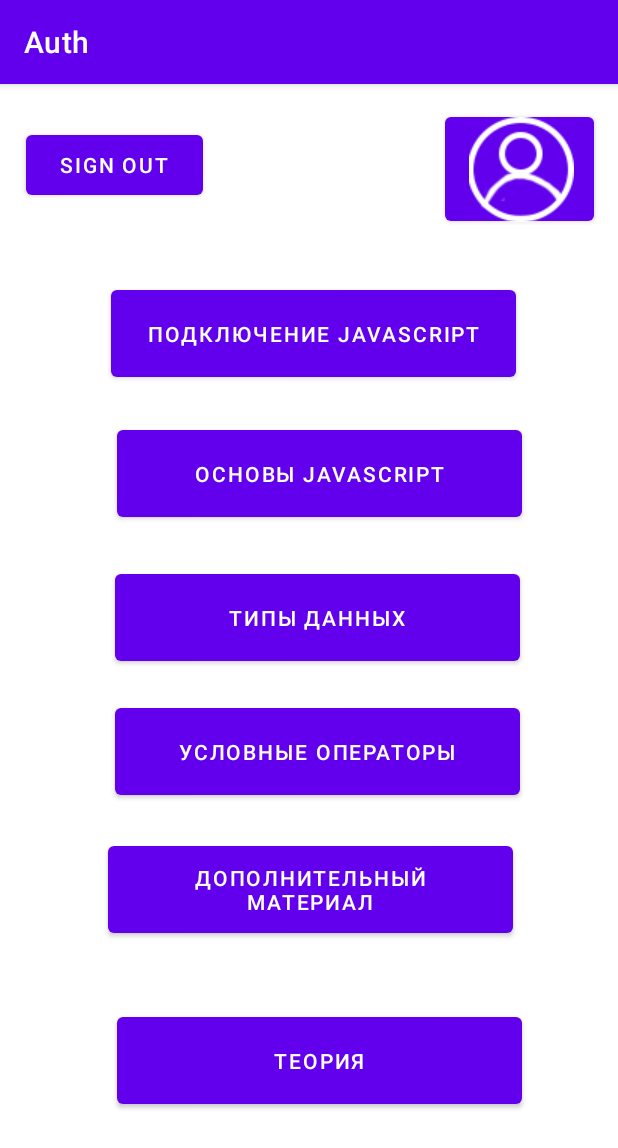
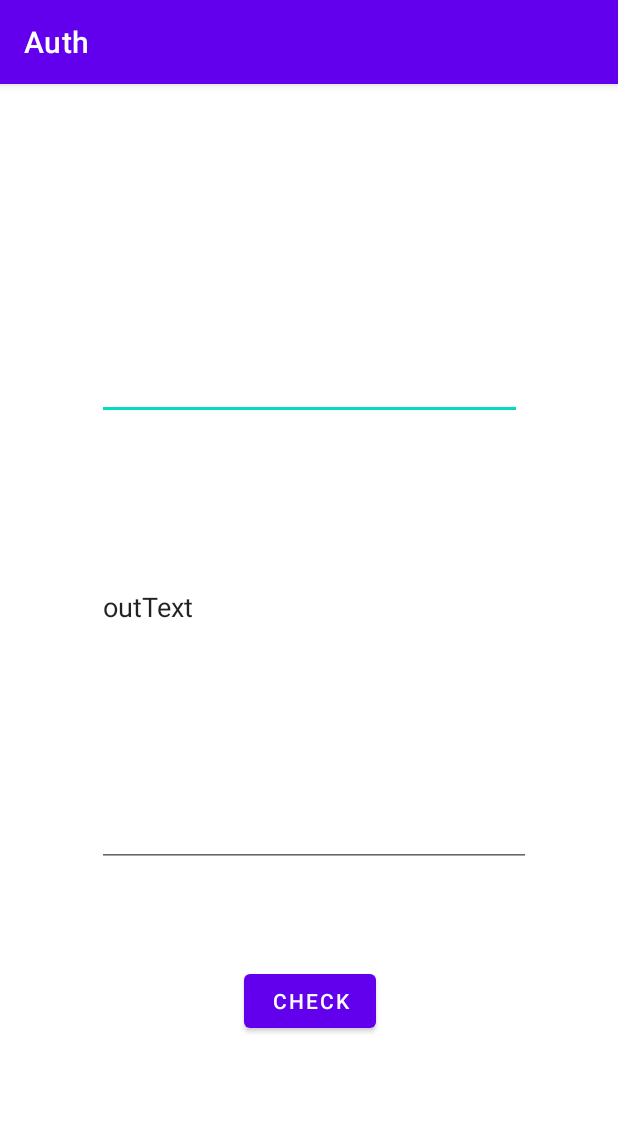
Before and after one commit to GTkatya/Auth, an Android app: the TaskActivity screen opened directly, with no data from a screen before it, after a tap on "ТЕОРИЯ", on a phone screen of 412 x 824 dp. Shown: the top 1148 px of the screen. Run offline under Robolectric (Android 15) with nearby library versions, the phone set to English and light mode, and no system bars; our stand-ins replace Firebase (no records; nobody signed in at launch, a user with empty details on screens opened directly).

Commit message:
multiline without interface(refactoring constrains)

```diff
--- a/app/src/main/java/company/auth/RunJscript.java
+++ b/app/src/main/java/company/auth/RunJscript.java
@@ -17,5 +17,14 @@ public class RunJscript extends AppCompatActivity {
         super.onCreate(savedInstanceState);
         setContentView(R.layout.activity_run_jscript);
     }
+    public void clickHandler(View view) {
+        EditText input = findViewById(R.id.editTextInput);
+        EditText output = findViewById(R.id.editTextOutput);
 
+        Context context = Context.enter(); //
+        context.setOptimizationLevel(-1); // this is required[2]
+        Scriptable scope = context.initStandardObjects();
+        Object result = context.evaluateString(scope, input.getText().toString(), "<cmd>", 1, null);
+        output.setText(result.toString());
+    }
 }
--- a/app/src/main/java/company/auth/TaskActivity.java
+++ b/app/src/main/java/company/auth/TaskActivity.java
@@ -35,6 +35,8 @@ public class TaskActivity extends AppCompatActivity /*implements View.OnClickLis
         exercise3 exercise3 = new exercise3();
         exercise4 exercise4 = new exercise4();
         PersonalArea PA = new PersonalArea();
+
+        RunJscript runJscript = new RunJscript();
         final Button ex1 = findViewById(R.id.ex1);
         final Button ex2 = findViewById(R.id.ex2);
         final Button ex3 = findViewById(R.id.ex3);
@@ -80,8 +82,8 @@ public class TaskActivity extends AppCompatActivity /*implements View.OnClickLis
                     startActivity(intent5);
                     break;
                 case R.id.teor:
-                    Toast.makeText(getApplicationContext(),
-                            "666!", Toast.LENGTH_SHORT).show();
+                    Intent intent6 = new Intent(TaskActivity.this, RunJscript.class);
+                    startActivity(intent6);
                     break;
 
                 case R.id.FAQ:
--- a/app/src/main/res/layout/activity_run_jscript.xml
+++ b/app/src/main/res/layout/activity_run_jscript.xml
@@ -6,4 +6,48 @@
     android:layout_height="match_parent"
     tools:context=".RunJscript">
 
+    <EditText
+        android:id="@+id/editTextInput"
+        android:layout_width="283dp"
+        android:layout_height="147dp"
+        android:layout_marginStart="64dp"
+        android:layout_marginTop="58dp"
+        android:layout_marginEnd="64dp"
+        android:layout_marginBottom="526dp"
+        android:ems="10"
+        android:gravity="start|top"
+        android:inputType="textMultiLine"
+        app:layout_constraintBottom_toBottomOf="parent"
+        app:layout_constraintEnd_toEndOf="parent"
+        app:layout_constraintStart_toStartOf="parent"
+        app:layout_constraintTop_toTopOf="parent"
+        tools:text="text" />
+
+    <EditText
+        android:id="@+id/editTextOutput"
+        android:layout_width="289dp"
+        android:layout_height="196dp"
+        android:layout_marginStart="64dp"
+        android:layout_marginTop="307dp"
+        android:layout_marginEnd="58dp"
+        android:layout_marginBottom="228dp"
+        android:ems="10"
+        android:gravity="start|top"
+        android:inputType="textMultiLine"
+        android:text="outText"
+        app:layout_constraintBottom_toBottomOf="parent"
+        app:layout_constraintEnd_toEndOf="parent"
+        app:layout_constraintStart_toStartOf="parent"
+        app:layout_constraintTop_toTopOf="parent" />
+
+    <Button
+        android:id="@+id/button4"
+        android:layout_width="wrap_content"
+        android:layout_height="wrap_content"
+        android:layout_marginTop="587dp"
+        android:layout_marginEnd="161dp"
+        android:onClick="clickHandler"
+        android:text="check"
+        app:layout_constraintEnd_toEndOf="parent"
+        app:layout_constraintTop_toTopOf="parent" />
 </androidx.constraintlayout.widget.ConstraintLayout>
--- a/app/src/main/res/layout/activity_task.xml
+++ b/app/src/main/res/layout/activity_task.xml
@@ -24,10 +24,11 @@
       android:layout_width="270dp"
       android:layout_height="70dp"
       android:layout_marginStart="73dp"
-      android:layout_marginTop="131dp"
+      android:layout_marginTop="248dp"
       android:layout_marginEnd="68dp"
       android:text="Подключение JavaScript"
       app:layout_constraintEnd_toEndOf="parent"
+      app:layout_constraintHorizontal_bias="1.0"
       app:layout_constraintStart_toStartOf="parent"
       app:layout_constraintTop_toTopOf="parent" />
 
@@ -55,13 +56,11 @@
       android:id="@+id/teor"
       android:layout_width="270dp"
       android:layout_height="70dp"
-      android:layout_marginTop="26dp"
-      android:layout_marginEnd="64dp"
-      android:layout_marginBottom="64dp"
+      android:layout_marginStart="73dp"
+      android:layout_marginTop="145dp"
       android:text="теория"
-      app:layout_constraintBottom_toBottomOf="parent"
-      app:layout_constraintEnd_toEndOf="parent"
-      app:layout_constraintTop_toBottomOf="@+id/FAQ" />
+      app:layout_constraintStart_toStartOf="parent"
+      app:layout_constraintTop_toTopOf="parent" />
 
   <Button
       android:id="@+id/ex1"
@@ -87,11 +86,15 @@
       android:id="@+id/bPA"
       android:layout_width="99dp"
       android:layout_height="81dp"
+      android:layout_marginStart="296dp"
       android:layout_marginTop="16dp"
       android:layout_marginEnd="16dp"
+      android:layout_marginBottom="634dp"
       app:icon="@drawable/icon"
       app:iconTint="#FFFFFF"
+      app:layout_constraintBottom_toBottomOf="parent"
       app:layout_constraintEnd_toEndOf="parent"
+      app:layout_constraintStart_toStartOf="parent"
       app:layout_constraintTop_toTopOf="parent" />
 
 </androidx.constraintlayout.widget.ConstraintLayout>
```
